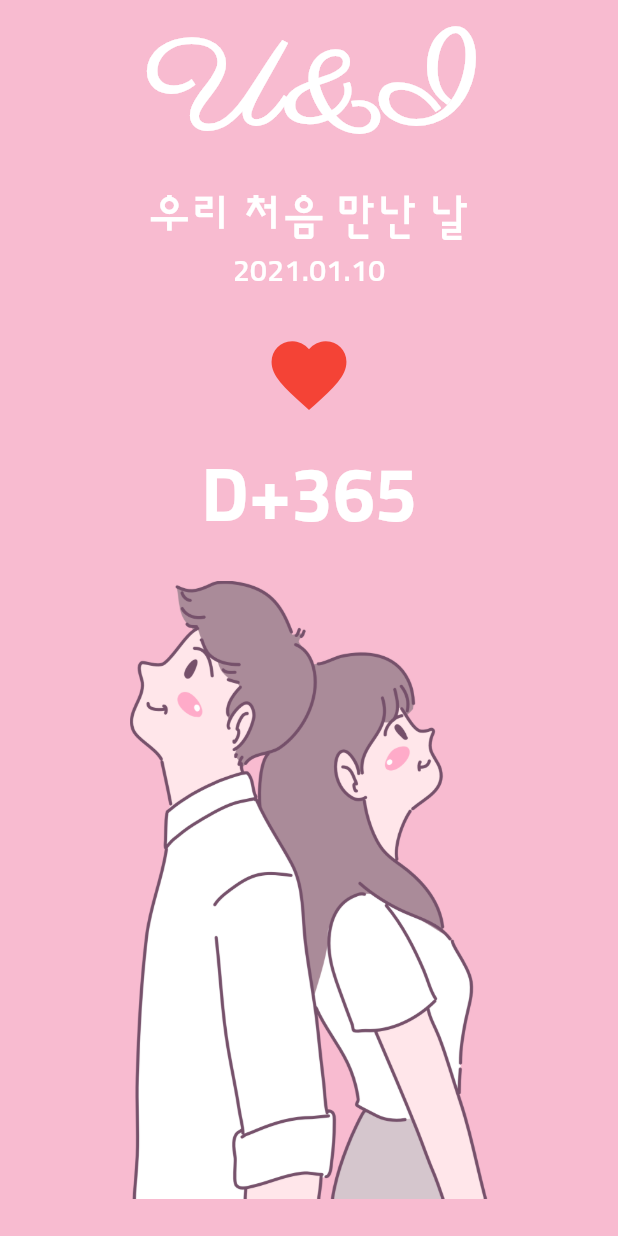
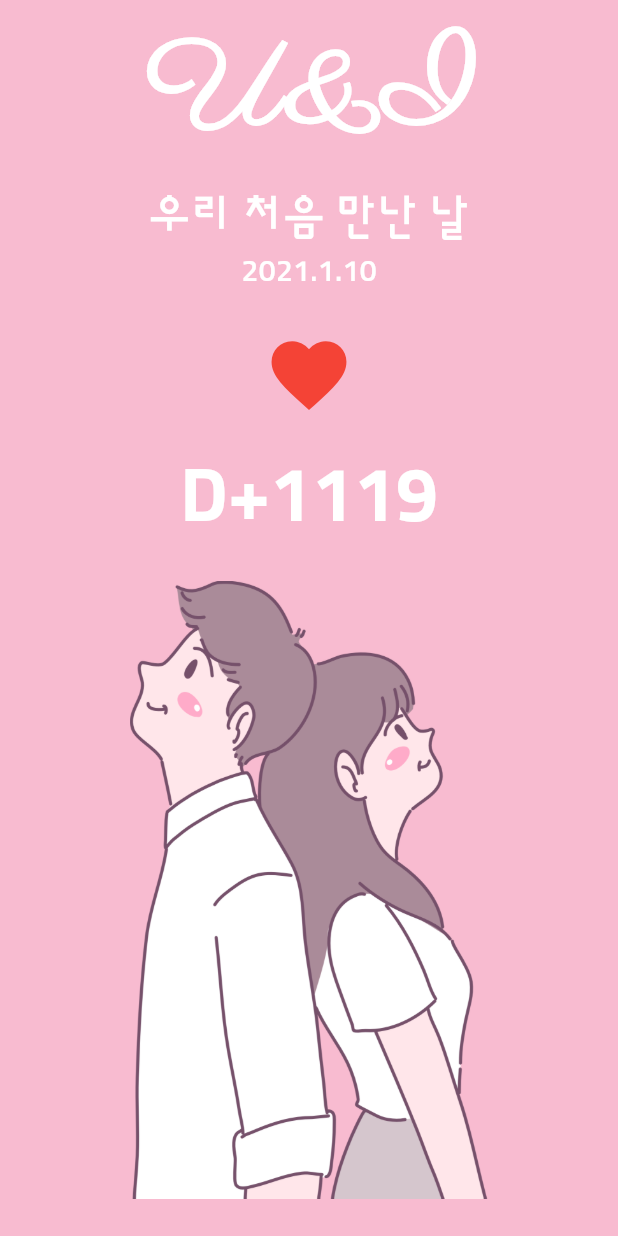
Before and after one commit to novaray/flutter_study_project, a Flutter app: the screen it shows after launch, on a phone screen of 412 x 824 dp. Run offline on Flutter 3.47's test engine with Material 3 defaults, Android fonts, the phone set to English and light mode, and no system bars.

Commit message:
U & I 공부(챕터) 완료.

```diff
--- a/u_and_i/lib/screen/home_screen.dart
+++ b/u_and_i/lib/screen/home_screen.dart
@@ -1,7 +1,15 @@
 import 'package:flutter/material.dart';
+import 'package:flutter/cupertino.dart';
 
-class HomeScreen extends StatelessWidget {
+class HomeScreen extends StatefulWidget {
   const HomeScreen({Key? key}) : super(key: key);
+
+  @override
+  State<HomeScreen> createState() => _HomeScreenState();
+}
+
+class _HomeScreenState extends State<HomeScreen> {
+  DateTime firstDay = DateTime.parse('2021-01-10');
 
   @override
   Widget build(BuildContext context) {
@@ -14,19 +22,57 @@ class HomeScreen extends StatelessWidget {
           mainAxisAlignment: MainAxisAlignment.spaceBetween,
           crossAxisAlignment: CrossAxisAlignment.stretch,
           children: [
-            _DDay(),
+            _DDay(
+              onHeartPressed: onHeartPressed,
+              firstDay: firstDay,
+            ),
             _CoupleImage(),
           ],
-        )
-      )
+        ),
+      ),
+    );
+  }
+
+  void onHeartPressed() {
+    showCupertinoDialog(
+      context: context,
+      builder: (BuildContext context) {
+        return Align(
+          alignment: Alignment.bottomCenter,
+          child: Container(
+            color: Colors.white,
+            height: 300,
+            child: CupertinoDatePicker(
+              mode: CupertinoDatePickerMode.date,
+              onDateTimeChanged: (DateTime date) {
+                setState(() {
+                  firstDay = date;
+                });
+              },
+              maximumDate: DateTime.now().add(const Duration(days: 1)),
+            ),
+          ),
+        );
+      },
+      barrierDismissible: true,
     );
   }
 }
 
 class _DDay extends StatelessWidget {
- @override
+  final GestureTapCallback onHeartPressed;
+  final DateTime firstDay;
+
+  _DDay({
+    required this.onHeartPressed,
+    required this.firstDay
+  });
+
+  @override
   Widget build(BuildContext context) {
    final textTheme = Theme.of(context).textTheme;
+   final now = DateTime.now();
+
    return Column(
      children: [
        const SizedBox(height: 16.0),
@@ -40,13 +86,13 @@ class _DDay extends StatelessWidget {
          style: textTheme.bodyLarge
        ),
        Text(
-         '2021.01.10',
+         '${firstDay.year}.${firstDay.month}.${firstDay.day}',
          style: textTheme.bodyMedium
        ),
        const SizedBox(height: 16.0),
        IconButton(
          iconSize: 60.0,
-         onPressed: () {},
+         onPressed: onHeartPressed,
          icon: Icon(
            Icons.favorite,
            color: Colors.red,
@@ -54,12 +100,12 @@ class _DDay extends StatelessWidget {
        ),
        const SizedBox(height: 16.0),
        Text(
-         'D+365',
+         'D+${DateTime(now.year, now.month, now.day).difference(firstDay).inDays + 1}',
          style: textTheme.displayMedium
        ),
      ],
    );
- }
+  }
 }
 
 class _CoupleImage extends StatelessWidget {
```
